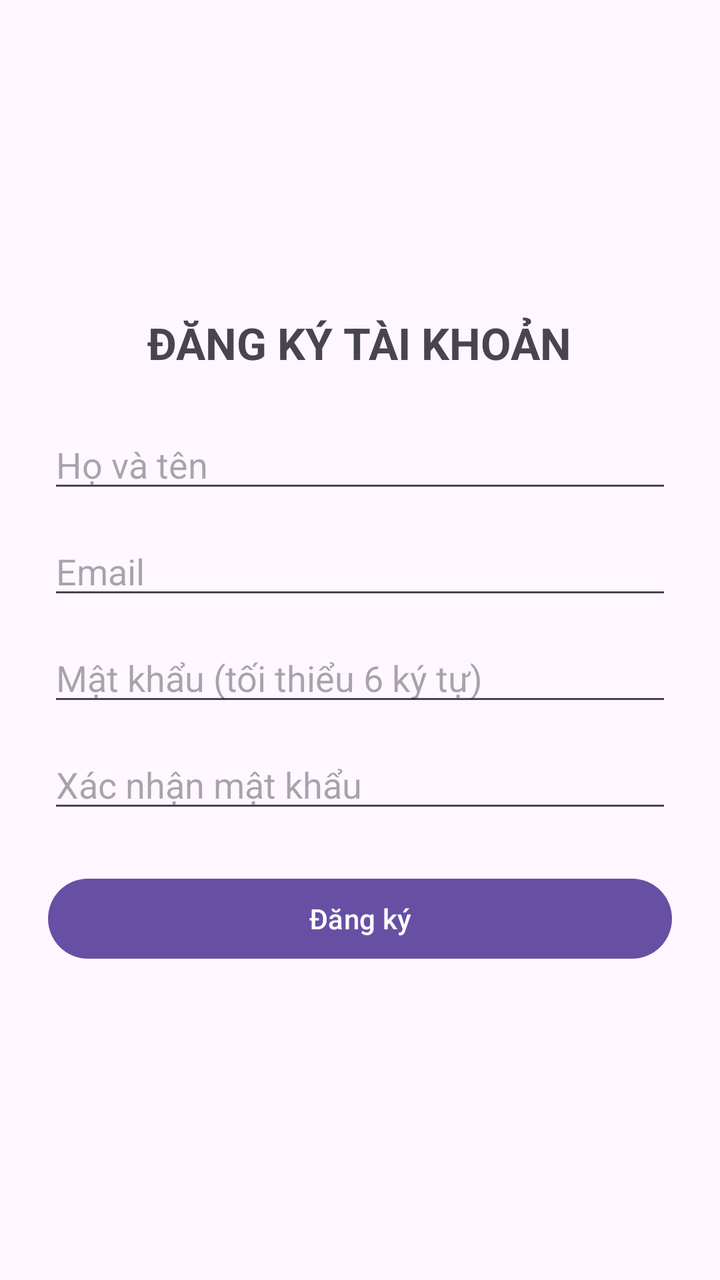
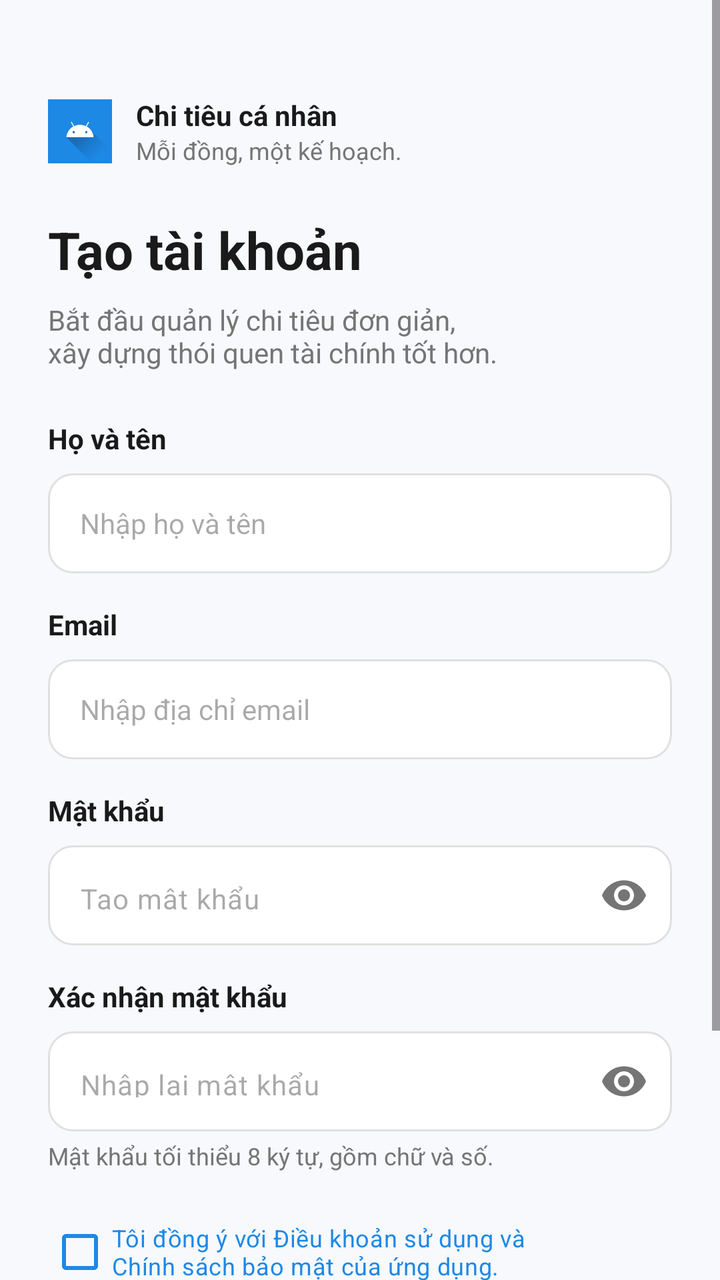

Two renders of the same Android screen: before a commit and after it. Below are the layout's source before the change and the commit's diff.
<!-- AndroidManifest.xml: application theme Theme.StudentExpenseTracker -->
<!-- res/layout/activity_register.xml -->
<?xml version="1.0" encoding="utf-8"?>
<LinearLayout xmlns:android="http://schemas.android.com/apk/res/android"
    android:layout_width="match_parent"
    android:layout_height="match_parent"
    android:orientation="vertical"
    android:padding="24dp"
    android:gravity="center">

    <TextView
        android:layout_width="wrap_content"
        android:layout_height="wrap_content"
        android:text="ĐĂNG KÝ TÀI KHOẢN"
        android:textSize="22sp"
        android:textStyle="bold"
        android:layout_marginBottom="24dp"/>

    <EditText
        android:id="@+id/edtFullName"
        android:layout_width="match_parent"
        android:layout_height="wrap_content"
        android:hint="Họ và tên"
        android:inputType="textPersonName"
        android:layout_marginBottom="12dp"/>

    <EditText
        android:id="@+id/edtEmail"
        android:layout_width="match_parent"
        android:layout_height="wrap_content"
        android:hint="Email"
        android:inputType="textEmailAddress"
        android:layout_marginBottom="12dp"/>

    <EditText
        android:id="@+id/edtPassword"
        android:layout_width="match_parent"
        android:layout_height="wrap_content"
        android:hint="Mật khẩu (tối thiểu 6 ký tự)"
        android:inputType="textPassword"
        android:layout_marginBottom="12dp"/>

    <EditText
        android:id="@+id/edtConfirmPassword"
        android:layout_width="match_parent"
        android:layout_height="wrap_content"
        android:hint="Xác nhận mật khẩu"
        android:inputType="textPassword"
        android:layout_marginBottom="24dp"/>

    <Button
        android:id="@+id/btnRegister"
        android:layout_width="match_parent"
        android:layout_height="wrap_content"
        android:text="Đăng ký"/>

</LinearLayout>
<!-- resources referenced by this layout -->
<resources>
  <style name="Theme.StudentExpenseTracker" parent="Base.Theme.StudentExpenseTracker" />
  <style name="Base.Theme.StudentExpenseTracker" parent="Theme.Material3.DayNight.NoActionBar">
          
          
      </style>
</resources>

<!-- the commit's change to res/layout/activity_register.xml (unified diff, before → after) -->
@@ -1,55 +1,201 @@
 <?xml version="1.0" encoding="utf-8"?>
-<LinearLayout xmlns:android="http://schemas.android.com/apk/res/android"
+<ScrollView xmlns:android="http://schemas.android.com/apk/res/android"
+    xmlns:app="http://schemas.android.com/apk/res-auto"
     android:layout_width="match_parent"
     android:layout_height="match_parent"
-    android:orientation="vertical"
-    android:padding="24dp"
-    android:gravity="center">
-
-    <TextView
-        android:layout_width="wrap_content"
-        android:layout_height="wrap_content"
-        android:text="ĐĂNG KÝ TÀI KHOẢN"
-        android:textSize="22sp"
-        android:textStyle="bold"
-        android:layout_marginBottom="24dp"/>
-
-    <EditText
-        android:id="@+id/edtFullName"
+    android:background="@color/bgColor"
+    android:fillViewport="true">
+
+    <LinearLayout
         android:layout_width="match_parent"
         android:layout_height="wrap_content"
-        android:hint="Họ và tên"
-        android:inputType="textPersonName"
-        android:layout_marginBottom="12dp"/>
-
-    <EditText
-        android:id="@+id/edtEmail"
-        android:layout_width="match_parent"
-        android:layout_height="wrap_content"
-        android:hint="Email"
-        android:inputType="textEmailAddress"
-        android:layout_marginBottom="12dp"/>
-
-    <EditText
-        android:id="@+id/edtPassword"
-        android:layout_width="match_parent"
-        android:layout_height="wrap_content"
-        android:hint="Mật khẩu (tối thiểu 6 ký tự)"
-        android:inputType="textPassword"
-        android:layout_marginBottom="12dp"/>
-
-    <EditText
-        android:id="@+id/edtConfirmPassword"
-        android:layout_width="match_parent"
-        android:layout_height="wrap_content"
-        android:hint="Xác nhận mật khẩu"
-        android:inputType="textPassword"
-        android:layout_marginBottom="24dp"/>
-
-    <Button
-        android:id="@+id/btnRegister"
-        android:layout_width="match_parent"
-        android:layout_height="wrap_content"
-        android:text="Đăng ký"/>
-
-</LinearLayout>
+        android:orientation="vertical"
+        android:padding="24dp">
+
+        
+        <LinearLayout
+            android:layout_width="match_parent"
+            android:layout_height="wrap_content"
+            android:orientation="horizontal"
+            android:gravity="center_vertical"
+            android:layout_marginTop="24dp"
+            android:layout_marginBottom="24dp">
+            
+            <ImageView
+                android:layout_width="32dp"
+                android:layout_height="32dp"
+                android:src="@drawable/ic_launcher_foreground"
+                android:background="@color/primaryBlue"
+                android:layout_marginEnd="12dp"/>
+            <LinearLayout
+                android:layout_width="wrap_content"
+                android:layout_height="wrap_content"
+                android:orientation="vertical">
+                <TextView
+                    android:layout_width="wrap_content"
+                    android:layout_height="wrap_content"
+                    android:text="Chi tiêu cá nhân"
+                    android:textStyle="bold"
+                    android:textColor="@color/textColorDark"
+                    android:textSize="14sp"/>
+                <TextView
+                    android:layout_width="wrap_content"
+                    android:layout_height="wrap_content"
+                    android:text="Mỗi đồng, một kế hoạch."
+                    android:textColor="@color/textColorGray"
+                    android:textSize="12sp"/>
+            </LinearLayout>
+        </LinearLayout>
+
+        
+        <TextView
+            android:layout_width="wrap_content"
+            android:layout_height="wrap_content"
+            android:text="Tạo tài khoản"
+            android:textSize="26sp"
+            android:textStyle="bold"
+            android:textColor="@color/textColorDark"/>
+        <TextView
+            android:layout_width="wrap_content"
+            android:layout_height="wrap_content"
+            android:text="Bắt đầu quản lý chi tiêu đơn giản,\nxây dựng thói quen tài chính tốt hơn."
+            android:textColor="@color/textColorGray"
+            android:layout_marginTop="8dp"
+            android:layout_marginBottom="24dp"
+            android:textSize="14sp"/>
+
+        
+        <TextView
+            android:layout_width="wrap_content"
+            android:layout_height="wrap_content"
+            android:text="Họ và tên"
+            android:textStyle="bold"
+            android:textColor="@color/textColorDark"
+            android:layout_marginBottom="8dp"/>
+        <EditText
+            android:id="@+id/edtFullName"
+            android:layout_width="match_parent"
+            android:layout_height="50dp"
+            android:background="@drawable/bg_input"
+            android:hint="Nhập họ và tên"
+            android:paddingStart="16dp"
+            android:paddingEnd="16dp"
+            android:textSize="14sp"
+            android:inputType="textPersonName"
+            android:layout_marginBottom="16dp"/>
+
+        
+        <TextView
+            android:layout_width="wrap_content"
+            android:layout_height="wrap_content"
+            android:text="Email"
+            android:textStyle="bold"
+            android:textColor="@color/textColorDark"
+            android:layout_marginBottom="8dp"/>
+        <EditText
+            android:id="@+id/edtEmail"
+            android:layout_width="match_parent"
+            android:layout_height="50dp"
+            android:background="@drawable/bg_input"
+            android:hint="Nhập địa chỉ email"
+            android:paddingStart="16dp"
+            android:paddingEnd="16dp"
+            android:textSize="14sp"
+            android:inputType="textEmailAddress"
+            android:layout_marginBottom="16dp"/>
+
+        
+        <TextView
+            android:layout_width="wrap_content"
+            android:layout_height="wrap_content"
+            android:text="Mật khẩu"
+            android:textStyle="bold"
+            android:textColor="@color/textColorDark"
+            android:layout_marginBottom="8dp"/>
+        <com.google.android.material.textfield.TextInputLayout
+            android:layout_width="match_parent"
+            android:layout_height="wrap_content"
+            app:hintEnabled="false"
+            app:passwordToggleEnabled="true"
+            android:layout_marginBottom="16dp">
+            <com.google.android.material.textfield.TextInputEditText
+                android:id="@+id/edtPassword"
+                android:layout_width="match_parent"
+                android:layout_height="50dp"
+                android:background="@drawable/bg_input"
+                android:hint="Tạo mật khẩu"
+                android:paddingStart="16dp"
+                android:textSize="14sp"
+                android:inputType="textPassword"/>
+        </com.google.android.material.textfield.TextInputLayout>
+
+        
+        <TextView
+            android:layout_width="wrap_content"
+            android:layout_height="wrap_content"
+            android:text="Xác nhận mật khẩu"
+            android:textStyle="bold"
+            android:textColor="@color/textColorDark"
+            android:layout_marginBottom="8dp"/>
+        <com.google.android.material.textfield.TextInputLayout
+            android:layout_width="match_parent"
+            android:layout_height="wrap_content"
+            app:hintEnabled="false"
+            app:passwordToggleEnabled="true">
+            <com.google.android.material.textfield.TextInputEditText
+                android:id="@+id/edtConfirmPassword"
+                android:layout_width="match_parent"
+                android:layout_height="50dp"
+                android:background="@drawable/bg_input"
+                android:hint="Nhập lại mật khẩu"
+                android:paddingStart="16dp"
+                android:textSize="14sp"
+                android:inputType="textPassword"/>
+        </com.google.android.material.textfield.TextInputLayout>
+
+        <TextView
+            android:layout_width="wrap_content"
+            android:layout_height="wrap_content"
+            android:text="Mật khẩu tối thiểu 8 ký tự, gồm chữ và số."
+            android:textColor="@color/textColorGray"
+            android:textSize="12sp"
+            android:layout_marginTop="4dp"
+            android:layout_marginBottom="16dp"/>
+
+        
+        <CheckBox
+            android:id="@+id/cbTerms"
+            android:layout_width="wrap_content"
+            android:layout_height="wrap_content"
+            android:text="Tôi đồng ý với Điều khoản sử dụng và\nChính sách bảo mật của ứng dụng."
+            android:textColor="@color/primaryBlue"
+            android:textSize="12sp"
+            android:buttonTint="@color/primaryBlue"
+            android:layout_marginBottom="24dp"/>
+
+        
+        <Button
+            android:id="@+id/btnRegister"
+            android:layout_width="match_parent"
+            android:layout_height="54dp"
+            android:background="@drawable/bg_button"
+            android:text="Đăng ký"
+            android:textColor="@android:color/white"
+            android:textSize="16sp"
+            android:textStyle="bold"
+            android:textAllCaps="false"/>
+
+        
+        <TextView
+            android:id="@+id/tvLoginNow"
+            android:layout_width="wrap_content"
+            android:layout_height="wrap_content"
+            android:layout_gravity="center_horizontal"
+            android:layout_marginTop="24dp"
+            android:text="Đã có tài khoản? Đăng nhập"
+            android:textColor="@color/primaryBlue"
+            android:textSize="14sp"
+            android:textStyle="bold"/>
+
+    </LinearLayout>
+</ScrollView>
<!-- resource entries referenced after the edit -->
@@ -1,6 +1,55 @@
 <!-- resources referenced by this layout -->
 <resources>
+  <color name="bgColor">#F7F9FC</color>
+  <color name="primaryBlue">#1E88E5</color>
+  <color name="textColorDark">#1A1A1A</color>
+  <color name="textColorGray">#757575</color>
+  <!-- drawable bg_button (drawable) -->
+  <?xml version="1.0" encoding="utf-8"?>
+  <shape xmlns:android="http://schemas.android.com/apk/res/android">
+      <solid android:color="@color/primaryBlue"/>
+      <corners android:radius="12dp"/>
+  </shape>
+  <!-- drawable bg_input (drawable) -->
+  <?xml version="1.0" encoding="utf-8"?>
+  <shape xmlns:android="http://schemas.android.com/apk/res/android">
+      <solid android:color="@android:color/white"/>
+      <stroke android:width="1dp" android:color="@color/borderColor"/>
+      <corners android:radius="12dp"/>
+  </shape>
+  <!-- drawable ic_launcher_foreground (drawable) -->
+  <vector xmlns:android="http://schemas.android.com/apk/res/android"
+      xmlns:aapt="http://schemas.android.com/aapt"
+      android:width="108dp"
+      android:height="108dp"
+      android:viewportWidth="108"
+      android:viewportHeight="108">
+      <path android:pathData="M31,63.928c0,0 6.4,-11 12.1,-13.1c7.2,-2.6 26,-1.4 26,-1.4l38.1,38.1L107,108.928l-32,-1L31,63.928z">
+          <aapt:attr name="android:fillColor">
+              <gradient
+                  android:endX="85.84757"
+                  android:endY="92.4963"
+                  android:startX="42.9492"
+                  android:startY="49.59793"
+                  android:type="linear">
+                  <item
+                      android:color="#44000000"
+                      android:offset="0.0" />
+                  <item
+                      android:color="#00000000"
+                      android:offset="1.0" />
+              </gradient>
+          </aapt:attr>
+      </path>
+      <path
+          android:fillColor="#FFFFFF"
+          android:fillType="nonZero"
+          android:pathData="M65.3,45.828l3.8,-6.6c0.2,-0.4 0.1,-0.9 -0.3,-1.1c-0.4,-0.2 -0.9,-0.1 -1.1,0.3l-3.9,6.7c-6.3,-2.8 -13.4,-2.8 -19.7,0l-3.9,-6.7c-0.2,-0.4 -0.7,-0.5 -1.1,-0.3C38.8,38.328 38.7,38.828 38.9,39.228l3.8,6.6C36.2,49.428 31.7,56.028 31,63.928h46C76.3,56.028 71.8,49.428 65.3,45.828zM43.4,57.328c-0.8,0 -1.5,-0.5 -1.8,-1.2c-0.3,-0.7 -0.1,-1.5 0.4,-2.1c0.5,-0.5 1.4,-0.7 2.1,-0.4c0.7,0.3 1.2,1 1.2,1.8C45.3,56.528 44.5,57.328 43.4,57.328L43.4,57.328zM64.6,57.328c-0.8,0 -1.5,-0.5 -1.8,-1.2s-0.1,-1.5 0.4,-2.1c0.5,-0.5 1.4,-0.7 2.1,-0.4c0.7,0.3 1.2,1 1.2,1.8C66.5,56.528 65.6,57.328 64.6,57.328L64.6,57.328z"
+          android:strokeWidth="1"
+          android:strokeColor="#00000000" />
+  </vector>
   <style name="Theme.StudentExpenseTracker" parent="Base.Theme.StudentExpenseTracker" />
+  <color name="borderColor">#E0E0E0</color>
   <style name="Base.Theme.StudentExpenseTracker" parent="Theme.Material3.DayNight.NoActionBar">
           
           
